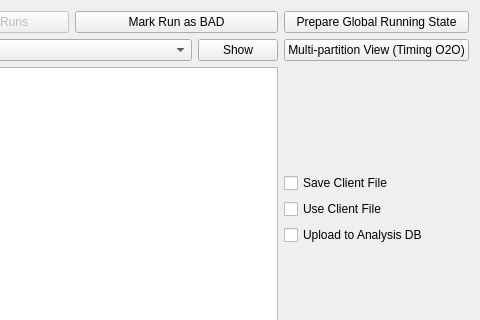
The window that uifiles/frmstartup.ui (trackerpro/TkCommissioner) describes before a commit, drawn with Qt 5; both pictures show x 564 to 1044 and y 0 to 320 of the 1044 by 708 pixel window.
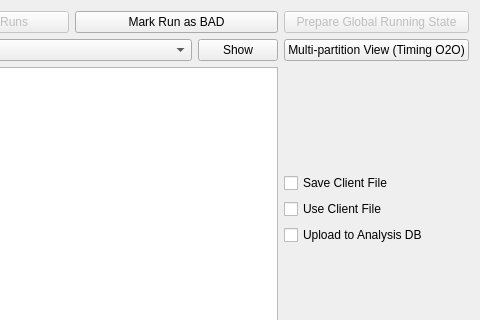
The same window after the commit. Custom widgets are drawn as their Qt base class.

Diff of the .ui file:
```diff
--- a/uifiles/frmstartup.ui
+++ b/uifiles/frmstartup.ui
@@ -132,7 +132,7 @@
        <item>
         <widget class="QPushButton" name="btnPrepareGlobal">
          <property name="enabled">
-          <bool>true</bool>
+          <bool>false</bool>
          </property>
          <property name="text">
           <string>Prepare Global Running State</string>
```
